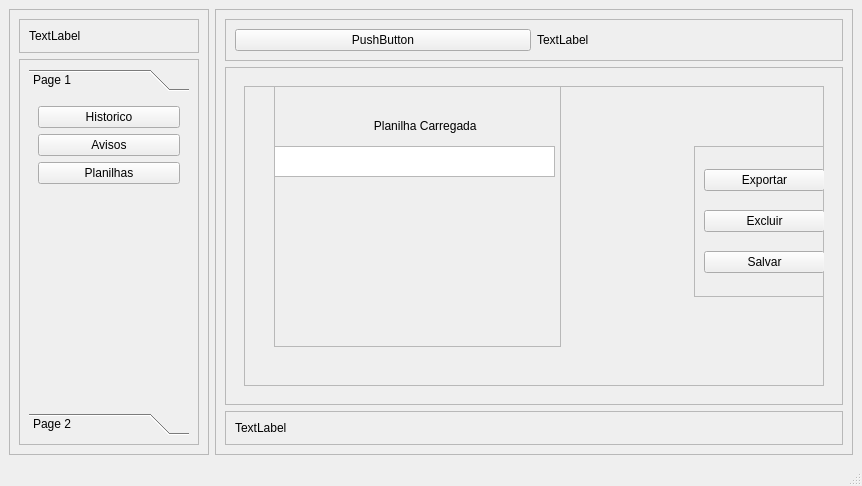
Before: the Qt Designer form Chatbot.ui in FilipeGmartins/Chatbot-main, drawn with Qt 5.
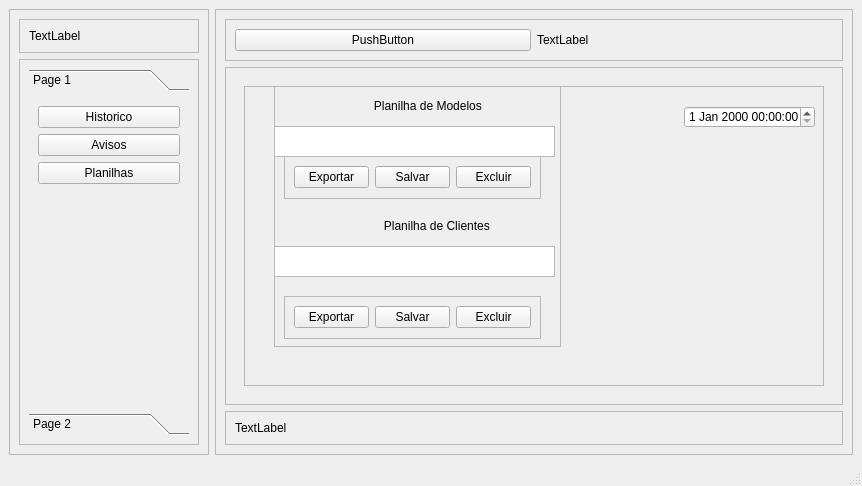
After: the same form once the commit is applied. Icons and pictures are not drawn.

Diff of the .ui file:
```diff
--- a/Chatbot.ui
+++ b/Chatbot.ui
@@ -217,67 +217,136 @@
                   <property name="geometry">
                    <rect>
                     <x>40</x>
-                    <y>50</y>
+                    <y>30</y>
                     <width>211</width>
                     <height>20</height>
                    </rect>
                   </property>
                   <property name="text">
-                   <string>                  Planilha Carregada </string>
+                   <string>                  Planilha de Modelos </string>
                   </property>
                  </widget>
                  <widget class="QTableWidget" name="tableWidget_3">
                   <property name="geometry">
                    <rect>
                     <x>0</x>
-                    <y>80</y>
+                    <y>60</y>
                     <width>281</width>
                     <height>31</height>
                    </rect>
                   </property>
                  </widget>
-                 <zorder>frame_8</zorder>
-                 <zorder>label_4</zorder>
-                 <zorder>tableWidget_3</zorder>
+                 <widget class="QFrame" name="frame_10">
+                  <property name="geometry">
+                   <rect>
+                    <x>10</x>
+                    <y>90</y>
+                    <width>257</width>
+                    <height>43</height>
+                   </rect>
+                  </property>
+                  <property name="frameShape">
+                   <enum>QFrame::StyledPanel</enum>
+                  </property>
+                  <property name="frameShadow">
+                   <enum>QFrame::Raised</enum>
+                  </property>
+                  <layout class="QHBoxLayout" name="horizontalLayout_7">
+                   <item>
+                    <widget class="QPushButton" name="pushButton_6">
+                     <property name="text">
+                      <string>Exportar</string>
+                     </property>
+                    </widget>
+                   </item>
+                   <item>
+                    <widget class="QPushButton" name="pushButton_8">
+                     <property name="text">
+                      <string>Salvar</string>
+                     </property>
+                    </widget>
+                   </item>
+                   <item>
+                    <widget class="QPushButton" name="pushButton_7">
+                     <property name="text">
+                      <string>Excluir</string>
+                     </property>
+                    </widget>
+                   </item>
+                  </layout>
+                 </widget>
+                 <widget class="QLabel" name="label_5">
+                  <property name="geometry">
+                   <rect>
+                    <x>50</x>
+                    <y>150</y>
+                    <width>211</width>
+                    <height>20</height>
+                   </rect>
+                  </property>
+                  <property name="text">
+                   <string>                  Planilha de Clientes </string>
+                  </property>
+                 </widget>
+                 <widget class="QTableWidget" name="tableWidget_4">
+                  <property name="geometry">
+                   <rect>
+                    <x>0</x>
+                    <y>180</y>
+                    <width>281</width>
+                    <height>31</height>
+                   </rect>
+                  </property>
+                 </widget>
+                 <widget class="QFrame" name="frame_11">
+                  <property name="geometry">
+                   <rect>
+                    <x>10</x>
+                    <y>230</y>
+                    <width>257</width>
+                    <height>43</height>
+                   </rect>
+                  </property>
+                  <property name="frameShape">
+                   <enum>QFrame::StyledPanel</enum>
+                  </property>
+                  <property name="frameShadow">
+                   <enum>QFrame::Raised</enum>
+                  </property>
+                  <layout class="QHBoxLayout" name="horizontalLayout_8">
+                   <item>
+                    <widget class="QPushButton" name="pushButton_9">
+                     <property name="text">
+                      <string>Exportar</string>
+                     </property>
+                    </widget>
+                   </item>
+                   <item>
+                    <widget class="QPushButton" name="pushButton_10">
+                     <property name="text">
+                      <string>Salvar</string>
+                     </property>
+                    </widget>
+                   </item>
+                   <item>
+                    <widget class="QPushButton" name="pushButton_11">
+                     <property name="text">
+                      <string>Excluir</string>
+                     </property>
+                    </widget>
+                   </item>
+                  </layout>
+                 </widget>
                 </widget>
-                <widget class="QFrame" name="frame_10">
+                <widget class="QDateTimeEdit" name="dateTimeEdit">
                  <property name="geometry">
                   <rect>
-                   <x>450</x>
-                   <y>60</y>
-                   <width>141</width>
-                   <height>151</height>
+                   <x>440</x>
+                   <y>20</y>
+                   <width>131</width>
+                   <height>22</height>
                   </rect>
                  </property>
-                 <property name="frameShape">
-                  <enum>QFrame::StyledPanel</enum>
-                 </property>
-                 <property name="frameShadow">
-                  <enum>QFrame::Raised</enum>
-                 </property>
-                 <layout class="QVBoxLayout" name="verticalLayout_10">
-                  <item>
-                   <widget class="QPushButton" name="pushButton_6">
-                    <property name="text">
-                     <string>Exportar</string>
-                    </property>
-                   </widget>
-                  </item>
-                  <item>
-                   <widget class="QPushButton" name="pushButton_7">
-                    <property name="text">
-                     <string>Excluir</string>
-                    </property>
-                   </widget>
-                  </item>
-                  <item>
-                   <widget class="QPushButton" name="pushButton_8">
-                    <property name="text">
-                     <string>Salvar</string>
-                    </property>
-                   </widget>
-                  </item>
-                 </layout>
                 </widget>
                </widget>
               </item>
```
